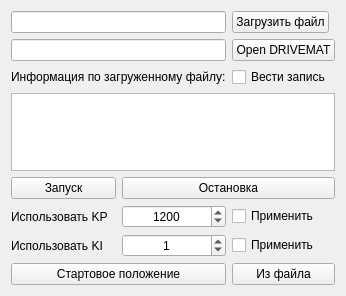
Old version of the form src/Widgets/MoveControlWidget.ui in the repository AlexanderMokhov/AR-600Controller.
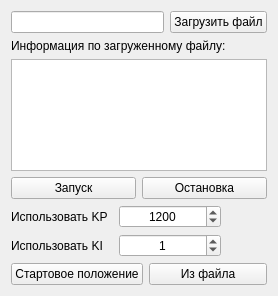
New version of the form. Icons and pictures are not drawn.

The edit to the form file:
```diff
--- a/src/Widgets/MoveControlWidget.ui
+++ b/src/Widgets/MoveControlWidget.ui
@@ -6,7 +6,7 @@
    <rect>
     <x>0</x>
     <y>0</y>
-    <width>312</width>
+    <width>276</width>
     <height>296</height>
    </rect>
   </property>
@@ -19,39 +19,13 @@
   <property name="windowTitle">
    <string>Form</string>
   </property>
-  <layout class="QGridLayout" name="gridLayout_2">
+  <layout class="QGridLayout" name="gridLayout">
    <item row="0" column="0">
     <layout class="QVBoxLayout" name="verticalLayout">
      <item>
-      <spacer name="verticalSpacer_2">
-       <property name="orientation">
-        <enum>Qt::Vertical</enum>
-       </property>
-       <property name="sizeHint" stdset="0">
-        <size>
-         <width>20</width>
-         <height>18</height>
-        </size>
-       </property>
-      </spacer>
-     </item>
-     <item>
-      <layout class="QGridLayout" name="gridLayout">
-       <item row="5" column="1">
-        <widget class="QSpinBox" name="sBoxUserStiffValue">
-         <property name="alignment">
-          <set>Qt::AlignCenter</set>
-         </property>
-         <property name="maximum">
-          <number>10000</number>
-         </property>
-         <property name="value">
-          <number>1200</number>
-         </property>
-        </widget>
-       </item>
-       <item row="0" column="0" colspan="2">
-        <widget class="QLineEdit" name="FilePathTextBox">
+      <layout class="QHBoxLayout" name="horizontalLayout_5">
+       <item>
+        <widget class="QLineEdit" name="FilePathT">
          <property name="sizePolicy">
           <sizepolicy hsizetype="Minimum" vsizetype="Fixed">
            <horstretch>0</horstretch>
@@ -60,8 +34,8 @@
          </property>
         </widget>
        </item>
-       <item row="0" column="2">
-        <widget class="QPushButton" name="ButtonLoadFile">
+       <item>
+        <widget class="QPushButton" name="LoadFileB">
          <property name="sizePolicy">
           <sizepolicy hsizetype="Fixed" vsizetype="Fixed">
            <horstretch>0</horstretch>
@@ -73,132 +47,192 @@
          </property>
         </widget>
        </item>
-       <item row="3" column="0" colspan="3">
-        <widget class="QTextEdit" name="MessageTextBox">
-         <property name="enabled">
-          <bool>true</bool>
-         </property>
-         <property name="sizePolicy">
-          <sizepolicy hsizetype="Minimum" vsizetype="Preferred">
-           <horstretch>0</horstretch>
-           <verstretch>0</verstretch>
-          </sizepolicy>
-         </property>
-         <property name="readOnly">
-          <bool>true</bool>
-         </property>
-        </widget>
-       </item>
-       <item row="7" column="0" colspan="2">
-        <widget class="QPushButton" name="ButtonGoStartPos">
+      </layout>
+     </item>
+     <item>
+      <widget class="QLabel" name="label">
+       <property name="text">
+        <string>Информация по загруженному файлу:</string>
+       </property>
+      </widget>
+     </item>
+     <item>
+      <widget class="QTextEdit" name="MessageTextBox">
+       <property name="enabled">
+        <bool>true</bool>
+       </property>
+       <property name="sizePolicy">
+        <sizepolicy hsizetype="Minimum" vsizetype="Preferred">
+         <horstretch>0</horstretch>
+         <verstretch>0</verstretch>
+        </sizepolicy>
+       </property>
+       <property name="readOnly">
+        <bool>true</bool>
+       </property>
+      </widget>
+     </item>
+     <item>
+      <layout class="QHBoxLayout" name="horizontalLayout_3">
+       <item>
+        <widget class="QPushButton" name="StartB">
          <property name="text">
-          <string>Стартовое положение</string>
+          <string>Запуск</string>
          </property>
         </widget>
        </item>
-       <item row="7" column="2">
-        <widget class="QPushButton" name="ButtonStartFile">
+       <item>
+        <widget class="QPushButton" name="StopB">
          <property name="text">
-          <string>Из файла</string>
+          <string>Остановка</string>
          </property>
         </widget>
        </item>
-       <item row="1" column="2">
-        <widget class="QPushButton" name="ButtonLoadDRIVEMAT">
-         <property name="text">
-          <string>Open DRIVEMAT</string>
-         </property>
-        </widget>
-       </item>
-       <item row="1" column="0" colspan="2">
-        <widget class="QLineEdit" name="DRIVEMATPathTextBox"/>
-       </item>
-       <item row="2" column="0" colspan="2">
-        <widget class="QLabel" name="label">
-         <property name="text">
-          <string>Информация по загруженному файлу:</string>
-         </property>
-        </widget>
-       </item>
-       <item row="2" column="2">
-        <widget class="QCheckBox" name="checkBoxLog">
-         <property name="layoutDirection">
-          <enum>Qt::LeftToRight</enum>
-         </property>
-         <property name="text">
-          <string>Вести запись</string>
-         </property>
-        </widget>
-       </item>
-       <item row="6" column="1">
-        <widget class="QSpinBox" name="sBoxUserDumpValue">
-         <property name="alignment">
-          <set>Qt::AlignCenter</set>
-         </property>
-         <property name="maximum">
-          <number>1000</number>
-         </property>
-         <property name="value">
-          <number>1</number>
-         </property>
-        </widget>
-       </item>
-       <item row="5" column="0">
+      </layout>
+     </item>
+     <item>
+      <layout class="QHBoxLayout" name="horizontalLayout">
+       <item>
         <widget class="QLabel" name="label_2">
          <property name="text">
           <string>Использовать KP</string>
          </property>
         </widget>
        </item>
-       <item row="6" column="0">
+       <item>
+        <widget class="QSpinBox" name="UserPGateValueT">
+         <property name="sizePolicy">
+          <sizepolicy hsizetype="Preferred" vsizetype="Fixed">
+           <horstretch>0</horstretch>
+           <verstretch>0</verstretch>
+          </sizepolicy>
+         </property>
+         <property name="alignment">
+          <set>Qt::AlignCenter</set>
+         </property>
+         <property name="maximum">
+          <number>10000</number>
+         </property>
+         <property name="value">
+          <number>1200</number>
+         </property>
+        </widget>
+       </item>
+       <item>
+        <widget class="QPushButton" name="UseUserPGateB">
+         <property name="sizePolicy">
+          <sizepolicy hsizetype="Fixed" vsizetype="Fixed">
+           <horstretch>0</horstretch>
+           <verstretch>0</verstretch>
+          </sizepolicy>
+         </property>
+         <property name="styleSheet">
+          <string notr="true">QPushButton:checked { background-color: rgb(240,240,240);; border: 0; border-style: outset; }</string>
+         </property>
+         <property name="text">
+          <string/>
+         </property>
+         <property name="icon">
+          <iconset resource="../MyResources.qrc">
+           <normaloff>:/MyIcons/Icons/off.png</normaloff>
+           <normalon>:/MyIcons/Icons/on.png</normalon>:/MyIcons/Icons/off.png</iconset>
+         </property>
+         <property name="iconSize">
+          <size>
+           <width>48</width>
+           <height>16</height>
+          </size>
+         </property>
+         <property name="checkable">
+          <bool>true</bool>
+         </property>
+         <property name="flat">
+          <bool>true</bool>
+         </property>
+        </widget>
+       </item>
+      </layout>
+     </item>
+     <item>
+      <layout class="QHBoxLayout" name="horizontalLayout_2">
+       <item>
         <widget class="QLabel" name="label_3">
          <property name="text">
           <string>Использовать KI</string>
          </property>
         </widget>
        </item>
-       <item row="5" column="2">
-        <widget class="QCheckBox" name="cBoxUseUserStiff">
-         <property name="text">
-          <string>Применить</string>
+       <item>
+        <widget class="QSpinBox" name="UserIGateValueT">
+         <property name="sizePolicy">
+          <sizepolicy hsizetype="Preferred" vsizetype="Fixed">
+           <horstretch>0</horstretch>
+           <verstretch>0</verstretch>
+          </sizepolicy>
          </property>
-        </widget>
-       </item>
-       <item row="6" column="2">
-        <widget class="QCheckBox" name="cBoxUseUserDump">
-         <property name="text">
-          <string>Применить</string>
+         <property name="alignment">
+          <set>Qt::AlignCenter</set>
          </property>
-        </widget>
-       </item>
-       <item row="4" column="0">
-        <widget class="QPushButton" name="ButtonPlayPause">
-         <property name="text">
-          <string>Запуск</string>
+         <property name="maximum">
+          <number>1000</number>
          </property>
+         <property name="value">
+          <number>1</number>
+         </property>
         </widget>
        </item>
-       <item row="4" column="1" colspan="2">
-        <widget class="QPushButton" name="ButtonStop">
+       <item>
+        <widget class="QPushButton" name="UseUserIGateB">
+         <property name="sizePolicy">
+          <sizepolicy hsizetype="Fixed" vsizetype="Fixed">
+           <horstretch>0</horstretch>
+           <verstretch>0</verstretch>
+          </sizepolicy>
+         </property>
+         <property name="styleSheet">
+          <string notr="true">QPushButton:checked { background-color: rgb(240,240,240);; border: 0; border-style: outset; }</string>
+         </property>
          <property name="text">
-          <string>Остановка</string>
+          <string/>
+         </property>
+         <property name="icon">
+          <iconset resource="../MyResources.qrc">
+           <normaloff>:/MyIcons/Icons/off.png</normaloff>
+           <normalon>:/MyIcons/Icons/on.png</normalon>:/MyIcons/Icons/off.png</iconset>
+         </property>
+         <property name="iconSize">
+          <size>
+           <width>48</width>
+           <height>16</height>
+          </size>
+         </property>
+         <property name="checkable">
+          <bool>true</bool>
+         </property>
+         <property name="flat">
+          <bool>true</bool>
          </property>
         </widget>
        </item>
       </layout>
      </item>
      <item>
-      <spacer name="verticalSpacer">
-       <property name="orientation">
-        <enum>Qt::Vertical</enum>
-       </property>
-       <property name="sizeHint" stdset="0">
-        <size>
-         <width>20</width>
-         <height>18</height>
-        </size>
-       </property>
-      </spacer>
+      <layout class="QHBoxLayout" name="horizontalLayout_4">
+       <item>
+        <widget class="QPushButton" name="GoStartPosB">
+         <property name="text">
+          <string>Стартовое положение</string>
+         </property>
+        </widget>
+       </item>
+       <item>
+        <widget class="QPushButton" name="StartFileB">
+         <property name="text">
+          <string>Из файла</string>
+         </property>
+        </widget>
+       </item>
+      </layout>
      </item>
     </layout>
    </item>
```
Left out of the diff: 4 changed lines with no effect on the pictures.
